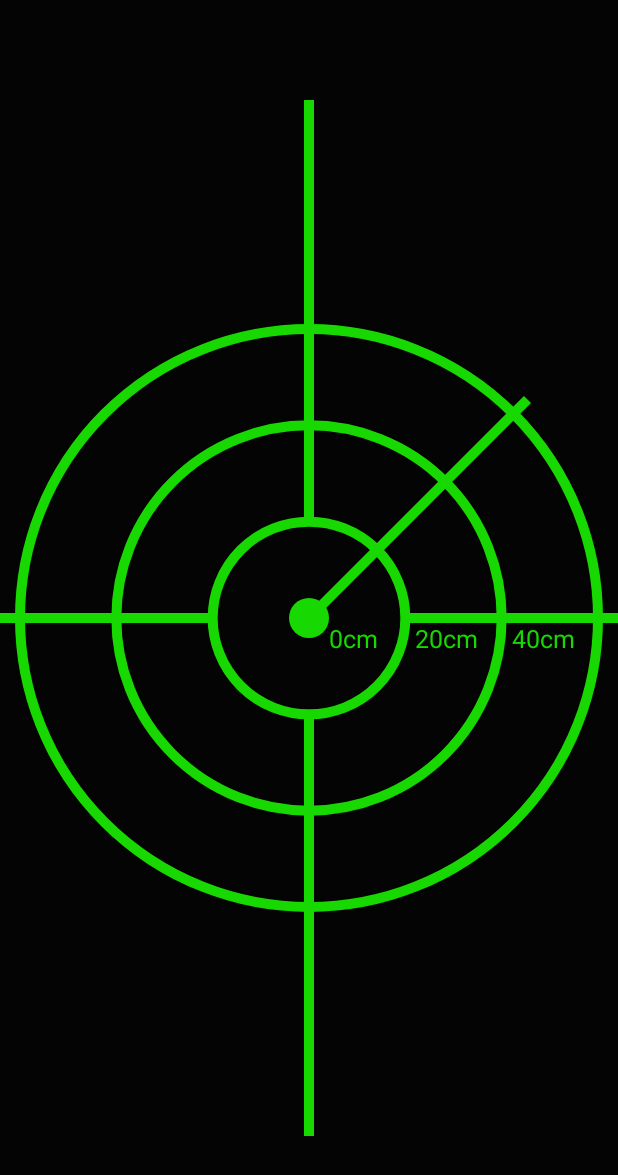
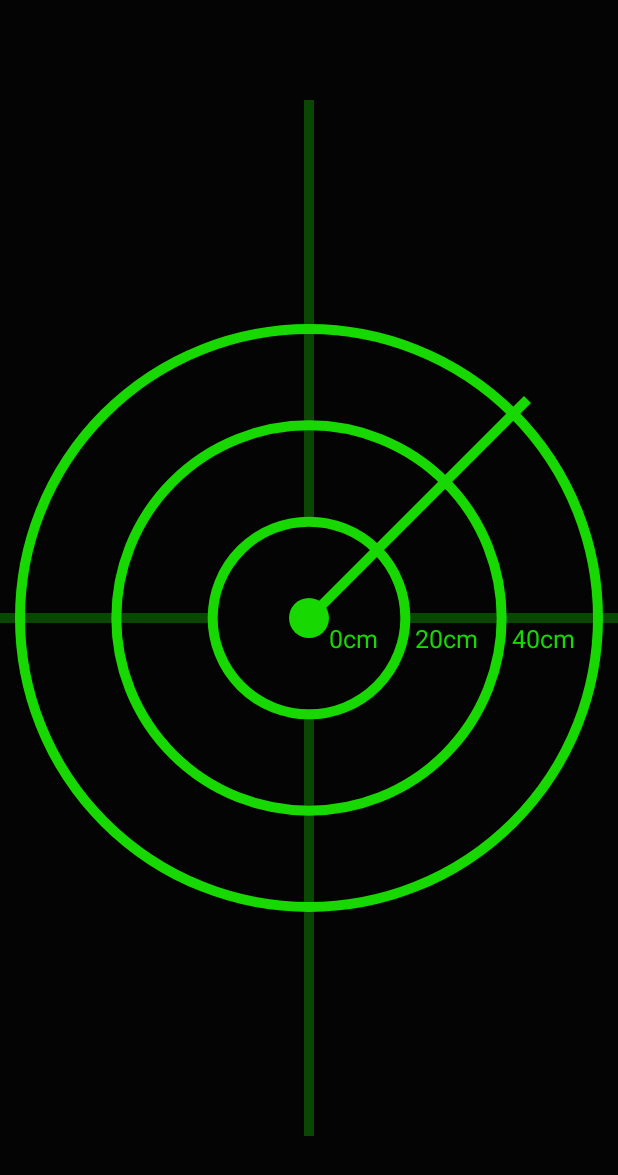
Before and after one commit to notSorin/RRin, an Android app: the screen it shows after launch (MainActivity), on a phone screen of 412 x 824 dp. Shown: the top 1175 px of the screen. Run offline under Robolectric (Android 15) with nearby library versions, the phone set to English and light mode, and no system bars.

Commit message:
Changed alpha of some radar lines.

```diff
--- a/app/src/main/java/es/sorin/rrin/RadarView.java
+++ b/app/src/main/java/es/sorin/rrin/RadarView.java
@@ -47,10 +47,12 @@ public class RadarView extends View
         canvas.drawCircle(halfWidth, halfHeight, radius, _color);
         canvas.drawCircle(halfWidth, halfHeight, radius * 2, _color);
         canvas.drawCircle(halfWidth, halfHeight, radius * 3, _color);
+        _color.setAlpha(80);
         canvas.drawLine(halfWidth, 100, halfWidth, halfHeight - 100, _color);
         canvas.drawLine(halfWidth, halfHeight + 100, halfWidth, height - 100, _color);
         canvas.drawLine(0, halfHeight, halfWidth - 100, halfHeight, _color);
         canvas.drawLine(halfWidth + 100, halfHeight, width, halfHeight, _color);
+        _color.setAlpha(255);
         _color.setStyle(Paint.Style.FILL);
         canvas.drawCircle(halfWidth, halfHeight, 20, _color);
 
```
